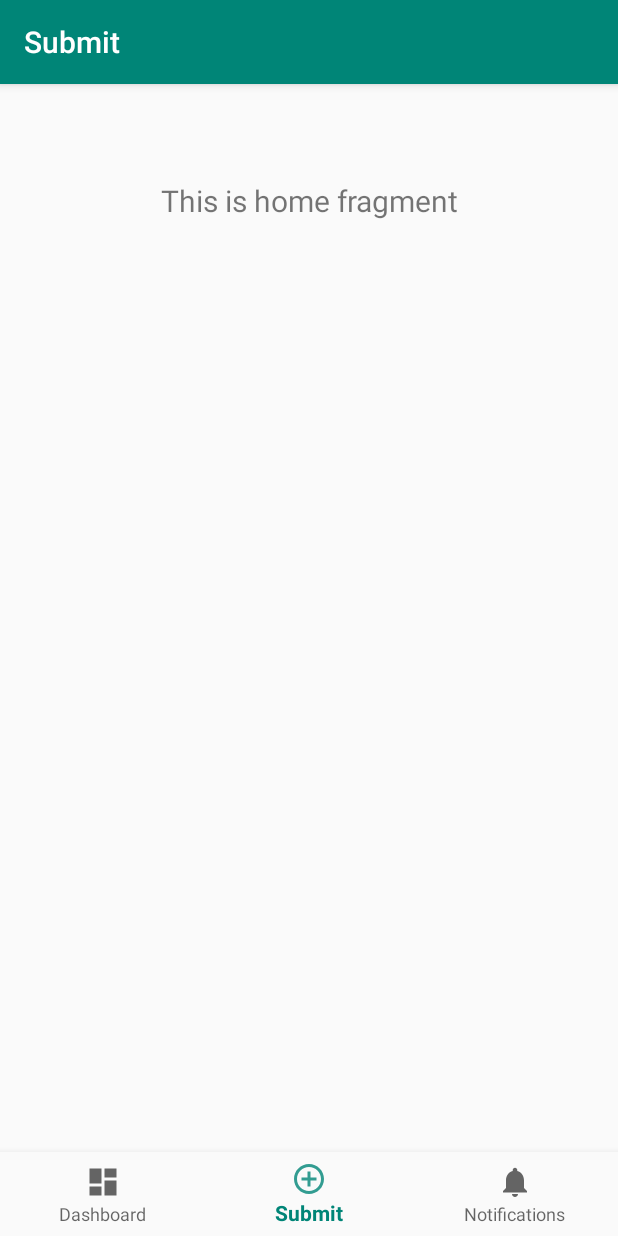
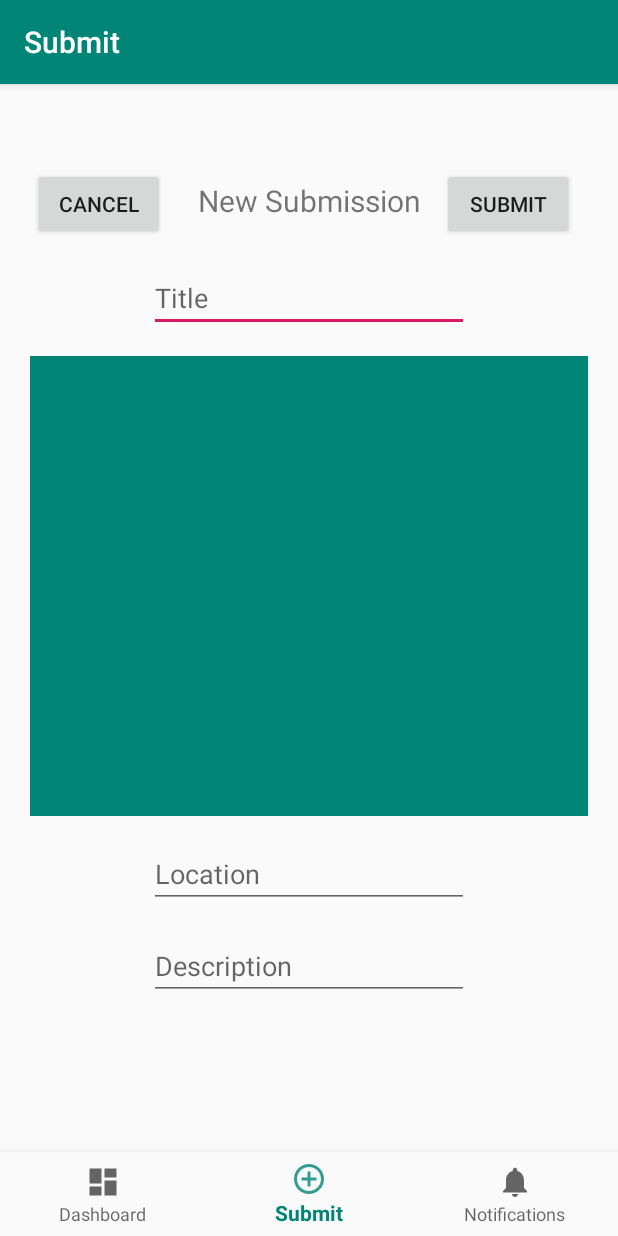
Before and after one commit to qwright/CiviSwipe, an Android app: the screen it shows after launch (MainActivity), on a phone screen of 412 x 824 dp. Run offline under Robolectric (Android 15) with nearby library versions, the phone set to English and light mode, and no system bars; our stand-ins replace navigation-ui.

Commit message:
create layout for new issue fragment

```diff
--- a/app/src/main/java/com/example/civiswipe/MainActivity.java
+++ b/app/src/main/java/com/example/civiswipe/MainActivity.java
@@ -22,7 +22,7 @@ public class MainActivity extends AppCompatActivity {
         // Passing each menu ID as a set of Ids because each
         // menu should be considered as top level destinations.
         AppBarConfiguration appBarConfiguration = new AppBarConfiguration.Builder(
-                R.id.navigation_new_issue, R.id.navigation_dashboard, R.id.navigation_notifications)
+                 R.id.navigation_dashboard, R.id.navigation_new_issue, R.id.navigation_notifications)
                 .build();
         NavController navController = Navigation.findNavController(this, R.id.nav_host_fragment);
         NavigationUI.setupActionBarWithNavController(this, navController, appBarConfiguration);
--- a/app/src/main/java/com/example/civiswipe/ui/home/HomeFragment.java
+++ /dev/null
@@ -1,35 +0,0 @@
-package com.example.civiswipe.ui.home;
-
-import android.os.Bundle;
-import android.view.LayoutInflater;
-import android.view.View;
-import android.view.ViewGroup;
-import android.widget.TextView;
-
-import androidx.annotation.Nullable;
-import androidx.annotation.NonNull;
-import androidx.fragment.app.Fragment;
-import androidx.lifecycle.Observer;
-import androidx.lifecycle.ViewModelProviders;
-
-import com.example.civiswipe.R;
-
-public class HomeFragment extends Fragment {
-
-    private HomeViewModel homeViewModel;
-
-    public View onCreateView(@NonNull LayoutInflater inflater,
-                             ViewGroup container, Bundle savedInstanceState) {
-        homeViewModel =
-                ViewModelProviders.of(this).get(HomeViewModel.class);
-        View root = inflater.inflate(R.layout.fragment_home, container, false);
-        final TextView textView = root.findViewById(R.id.text_home);
-        homeViewModel.getText().observe(this, new Observer<String>() {
-            @Override
-            public void onChanged(@Nullable String s) {
-                textView.setText(s);
-            }
-        });
-        return root;
-    }
-}
--- a/app/src/main/java/com/example/civiswipe/ui/home/HomeViewModel.java
+++ /dev/null
@@ -1,19 +0,0 @@
-package com.example.civiswipe.ui.home;
-
-import androidx.lifecycle.LiveData;
-import androidx.lifecycle.MutableLiveData;
-import androidx.lifecycle.ViewModel;
-
-public class HomeViewModel extends ViewModel {
-
-    private MutableLiveData<String> mText;
-
-    public HomeViewModel() {
-        mText = new MutableLiveData<>();
-        mText.setValue("This is home fragment");
-    }
-
-    public LiveData<String> getText() {
-        return mText;
-    }
-}
--- /dev/null
+++ b/app/src/main/java/com/example/civiswipe/ui/newissue/NewIssueFragment.java
@@ -0,0 +1,51 @@
+package com.example.civiswipe.ui.newissue;
+
+import android.os.Bundle;
+import android.view.LayoutInflater;
+import android.view.View;
+import android.view.ViewGroup;
+import android.widget.Button;
+import android.widget.EditText;
+import android.widget.ImageView;
+import android.widget.TextView;
+
+import androidx.annotation.Nullable;
+import androidx.annotation.NonNull;
+import androidx.fragment.app.Fragment;
+import androidx.lifecycle.Observer;
+import androidx.lifecycle.ViewModelProviders;
+
+import com.example.civiswipe.R;
+
+public class NewIssueFragment extends Fragment {
+
+    private NewIssueViewModel newIssueViewModel;
+
+    Button cancel;
+    Button submit;
+    TextView title;
+    ImageView image;
+    EditText description;
+    EditText location;
+
+    public View onCreateView(@NonNull LayoutInflater inflater,
+                             ViewGroup container, Bundle savedInstanceState) {
+        //newIssueViewModel =
+             //   ViewModelProviders.of(this).get(NewIssueViewModel.class);
+        View root = inflater.inflate(R.layout.fragment_submit_issue, container, false);
+        cancel = root.findViewById(R.id.cancel);
+        submit = root.findViewById(R.id.submit);
+        title = root.findViewById(R.id.title);
+        image = root.findViewById(R.id.image);
+        description = root.findViewById(R.id.description);
+        location = root.findViewById(R.id.location);
+        //final TextView textView = root.findViewById(R.id.text_new_submission);
+       /* newIssueViewModel.getText().observe(this, new Observer<String>() {
+            @Override
+            public void onChanged(@Nullable String s) {
+                textView.setText(s);
+            }
+        });*/
+        return root;
+    }
+}
--- /dev/null
+++ b/app/src/main/java/com/example/civiswipe/ui/newissue/NewIssueViewModel.java
@@ -0,0 +1,19 @@
+package com.example.civiswipe.ui.newissue;
+
+import androidx.lifecycle.LiveData;
+import androidx.lifecycle.MutableLiveData;
+import androidx.lifecycle.ViewModel;
+
+public class NewIssueViewModel extends ViewModel {
+//since the fields in the New Issue fragment don't update or change, this class might not be used
+    private MutableLiveData<String> mText;
+
+    public NewIssueViewModel() {
+        mText = new MutableLiveData<>();
+        //mText.setValue("This is a new issue fragment");
+    }
+
+    public LiveData<String> getText() {
+        return mText;
+    }
+}
--- a/app/src/main/res/layout/fragment_home.xml
+++ /dev/null
@@ -1,19 +0,0 @@
-<?xml version="1.0" encoding="utf-8"?>
-<androidx.constraintlayout.widget.ConstraintLayout xmlns:android="http://schemas.android.com/apk/res/android"
-    xmlns:app="http://schemas.android.com/apk/res-auto"
-    android:layout_width="match_parent"
-    android:layout_height="match_parent">
-
-    <TextView
-        android:id="@+id/text_home"
-        android:layout_width="match_parent"
-        android:layout_height="wrap_content"
-        android:layout_marginStart="8dp"
-        android:layout_marginTop="8dp"
-        android:layout_marginEnd="8dp"
-        android:textAlignment="center"
-        android:textSize="20sp"
-        app:layout_constraintEnd_toEndOf="parent"
-        app:layout_constraintStart_toStartOf="parent"
-        app:layout_constraintTop_toTopOf="parent" />
-</androidx.constraintlayout.widget.ConstraintLayout>
--- /dev/null
+++ b/app/src/main/res/layout/fragment_submit_issue.xml
@@ -0,0 +1,94 @@
+<?xml version="1.0" encoding="utf-8"?>
+<androidx.constraintlayout.widget.ConstraintLayout xmlns:android="http://schemas.android.com/apk/res/android"
+    xmlns:app="http://schemas.android.com/apk/res-auto"
+    xmlns:tools="http://schemas.android.com/tools"
+    android:layout_width="match_parent"
+    android:layout_height="match_parent">
+
+    <TextView
+        android:id="@+id/text_new_submission"
+        android:layout_width="wrap_content"
+        android:layout_height="wrap_content"
+        android:layout_marginStart="8dp"
+        android:layout_marginTop="8dp"
+        android:layout_marginEnd="8dp"
+        android:text="New Submission"
+        android:textAlignment="center"
+        android:textSize="20sp"
+        app:layout_constraintEnd_toEndOf="parent"
+        app:layout_constraintStart_toStartOf="parent"
+        app:layout_constraintTop_toTopOf="parent" />
+
+    <Button
+        android:id="@+id/cancel"
+        android:layout_width="wrap_content"
+        android:layout_height="wrap_content"
+        android:text="Cancel"
+        app:layout_constraintEnd_toStartOf="@+id/text_new_submission"
+        app:layout_constraintStart_toStartOf="parent"
+        tools:layout_editor_absoluteY="4dp" />
+
+    <Button
+        android:id="@+id/submit"
+        android:layout_width="wrap_content"
+        android:layout_height="wrap_content"
+        android:layout_marginEnd="16dp"
+        android:layout_marginRight="16dp"
+        android:text="submit"
+        app:layout_constraintEnd_toEndOf="parent"
+        app:layout_constraintStart_toEndOf="@+id/text_new_submission"
+        tools:layout_editor_absoluteY="4dp" />
+
+    <EditText
+        android:id="@+id/title"
+        android:layout_width="wrap_content"
+        android:layout_height="wrap_content"
+        android:layout_marginTop="16dp"
+        android:ems="10"
+        android:hint="Title"
+        android:inputType="textPersonName"
+        app:layout_constraintEnd_toEndOf="parent"
+        app:layout_constraintStart_toStartOf="parent"
+        app:layout_constraintTop_toBottomOf="@+id/cancel" />
+
+    <ImageView
+        android:id="@+id/image"
+        android:layout_width="0dp"
+        android:layout_height="0dp"
+        android:layout_marginStart="20dp"
+        android:layout_marginLeft="20dp"
+        android:layout_marginTop="16dp"
+        android:layout_marginEnd="20dp"
+        android:layout_marginRight="20dp"
+        android:layout_marginBottom="280dp"
+        app:layout_constraintBottom_toBottomOf="parent"
+        app:layout_constraintEnd_toEndOf="parent"
+        app:layout_constraintStart_toStartOf="parent"
+        app:layout_constraintTop_toBottomOf="@+id/title"
+        app:srcCompat="@color/colorPrimary" />
+
+    <EditText
+        android:id="@+id/description"
+        android:layout_width="wrap_content"
+        android:layout_height="wrap_content"
+        android:layout_marginTop="16dp"
+        android:ems="10"
+        android:gravity="start|top"
+        android:hint="Description"
+        android:inputType="textMultiLine"
+        app:layout_constraintEnd_toEndOf="parent"
+        app:layout_constraintStart_toStartOf="parent"
+        app:layout_constraintTop_toBottomOf="@+id/location" />
+
+    <EditText
+        android:id="@+id/location"
+        android:layout_width="wrap_content"
+        android:layout_height="wrap_content"
+        android:layout_marginTop="16dp"
+        android:ems="10"
+        android:hint="Location"
+        android:inputType="textPostalAddress"
+        app:layout_constraintEnd_toEndOf="parent"
+        app:layout_constraintStart_toStartOf="parent"
+        app:layout_constraintTop_toBottomOf="@+id/image" />
+</androidx.constraintlayout.widget.ConstraintLayout>
--- a/app/src/main/res/navigation/mobile_navigation.xml
+++ b/app/src/main/res/navigation/mobile_navigation.xml
@@ -7,9 +7,9 @@
 
     <fragment
         android:id="@+id/navigation_new_issue"
-        android:name="com.example.civiswipe.ui.home.HomeFragment"
+        android:name="com.example.civiswipe.ui.newissue.NewIssueFragment"
         android:label="@string/title_new_issue"
-        tools:layout="@layout/fragment_home" />
+        tools:layout="@layout/fragment_submit_issue" />
 
     <fragment
         android:id="@+id/navigation_dashboard"
```
